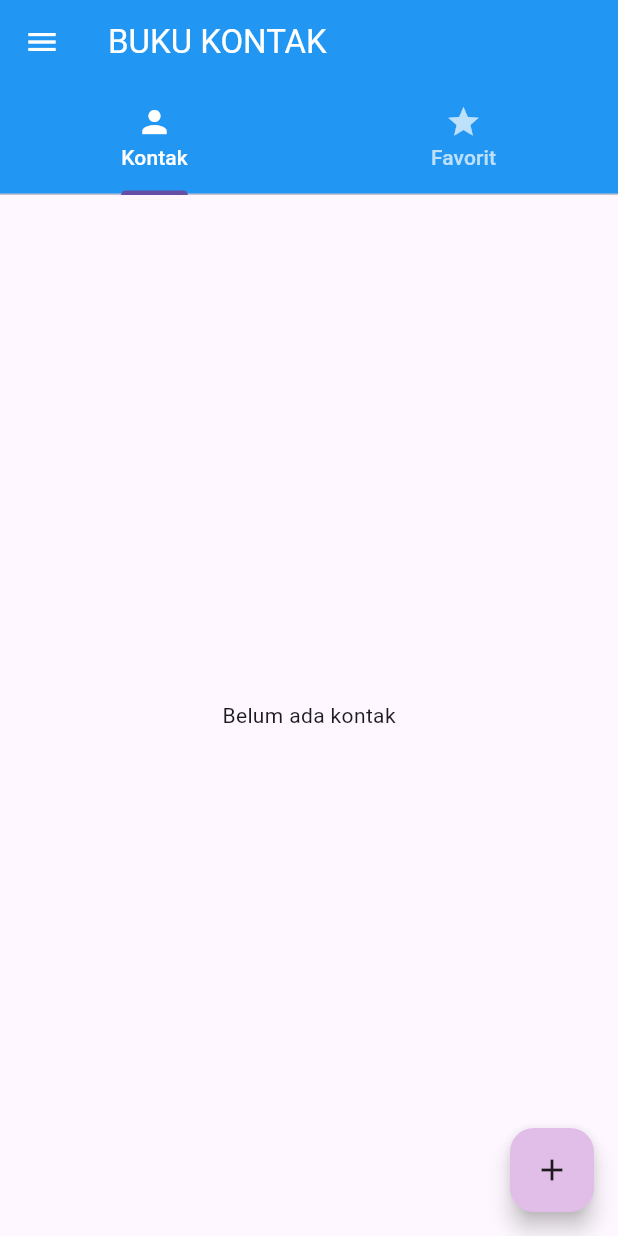
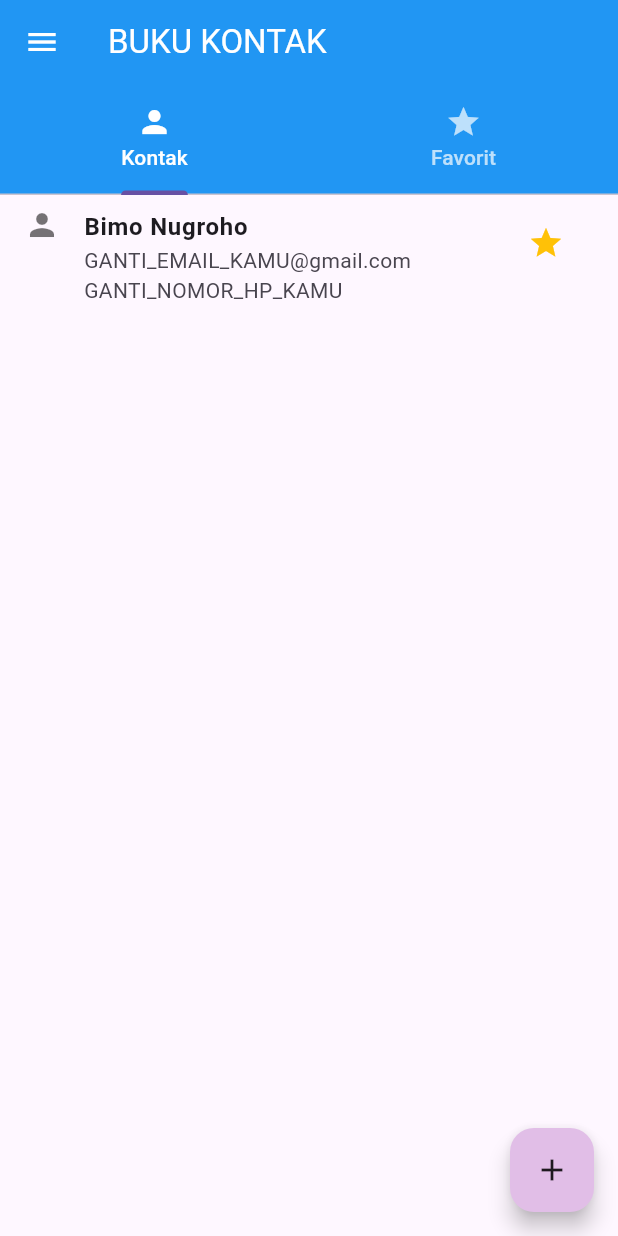
Before and after one commit to salmanalfarizib1125/salmanbshen_bukukontak, a Flutter app: the screen it shows after launch, on a phone screen of 412 x 824 dp. Run offline on Flutter 3.47's test engine with Material 3 defaults, Android fonts, the phone set to English and light mode, and no system bars.

```diff
--- a/lib/main.dart
+++ b/lib/main.dart
@@ -36,7 +36,15 @@ class Kontak {
 }
 
 // Global list untuk menyimpan daftar kontak agar dapat diakses di berbagai halaman
-List<Kontak> globalDaftarKontak = [];
+// Data diri ditambahkan di sini agar otomatis muncul di tab Favorit (Tugas 3)
+List<Kontak> globalDaftarKontak = [
+  Kontak(
+    nama: 'Bimo Nugroho',
+    email: 'GANTI_EMAIL_KAMU@gmail.com',
+    noHp: 'GANTI_NOMOR_HP_KAMU',
+    isFavorit: true,
+  ),
+];
 
 class BerandaPage extends StatefulWidget {
   const BerandaPage({super.key});
```
